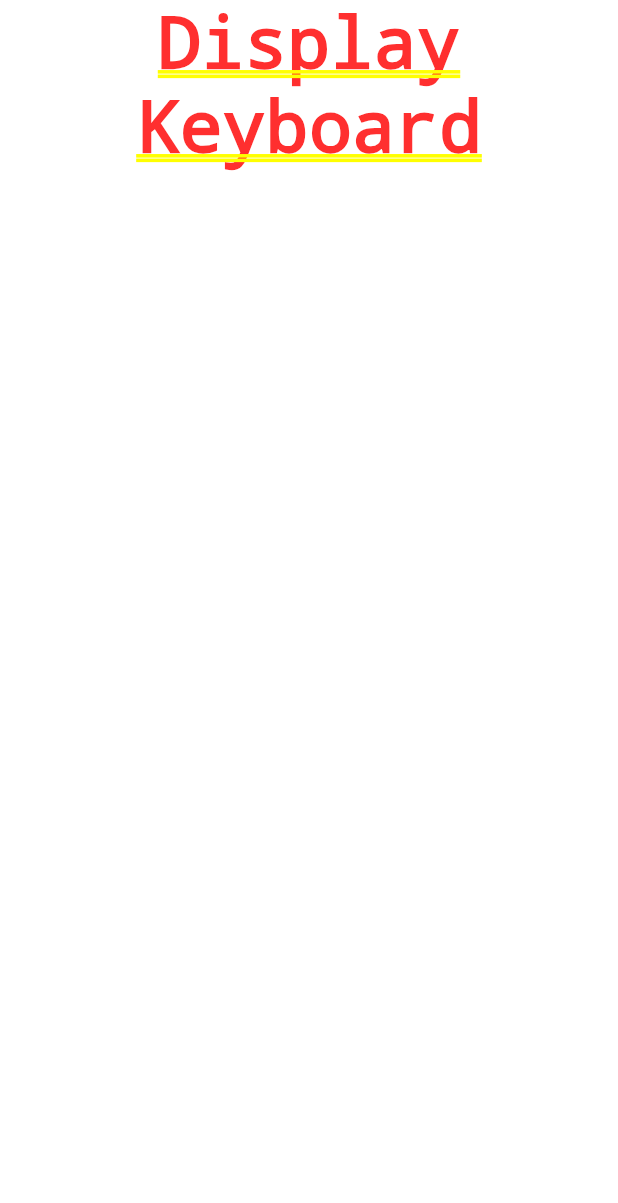
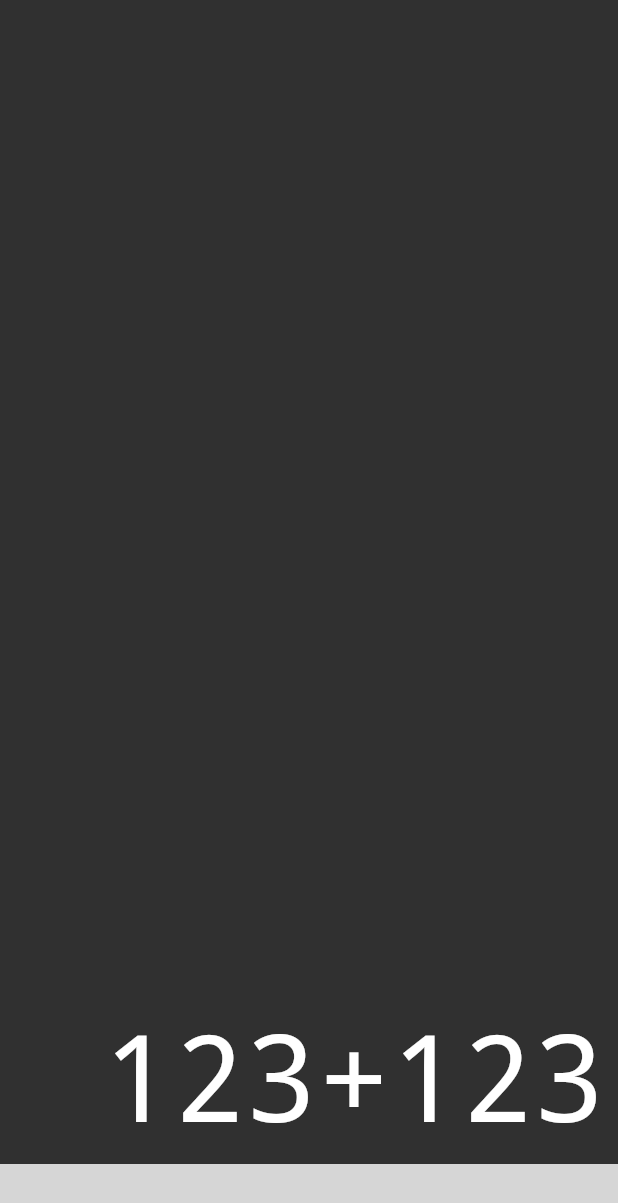
Before and after one commit to edumoreira1506/flutter-calculator, a Flutter app: the screen it shows after launch, on a phone screen of 412 x 824 dp. Shown: the top 1203 px of the screen. Run offline on Flutter 3.47's test engine with Material 2 defaults, Android fonts, the phone set to English and light mode, and no system bars; drawn by our look-alikes of auto_size_text; statements that could not run were skipped; grey boxes are pictures that could not be loaded.

Commit message:
Add style to calculator

```diff
--- /dev/null
+++ b/lib/components/display.dart
@@ -0,0 +1,41 @@
+import 'package:flutter/material.dart';
+import 'package:flutter/widgets.dart';
+import 'package:auto_size_text/auto_size_text.dart';
+
+class Display extends StatelessWidget {
+  final String text;
+
+  Display(this.text);
+
+  @override
+  Widget build(BuildContext context) {
+    return Expanded(
+      flex: 1,
+      child: Container(
+        color: Color.fromRGBO(48, 48, 48, 1),
+        child: Column(
+          mainAxisAlignment: MainAxisAlignment.end,
+          crossAxisAlignment: CrossAxisAlignment.stretch,
+          children: <Widget>[
+            Padding(
+              padding: const EdgeInsets.all(8.0),
+              child: AutoSizeText(
+                text,
+                minFontSize: 20,
+                maxFontSize: 80,
+                maxLines: 1,
+                textAlign: TextAlign.end,
+                style: TextStyle(
+                  fontWeight: FontWeight.w100,
+                  decoration: TextDecoration.none,
+                  fontSize: 80,
+                  color: Colors.white
+                )
+              )
+            ,)
+          ],
+        ),
+      ),
+    );
+  }
+}
--- a/lib/screens/calculator.dart
+++ b/lib/screens/calculator.dart
@@ -1,5 +1,7 @@
 import 'package:flutter/material.dart';
 import 'package:flutter/widgets.dart';
+import '../components/display.dart';
+import '../components/keyboard.dart';
 
 class Calculator extends StatelessWidget {
   @override
@@ -7,10 +9,10 @@ class Calculator extends StatelessWidget {
     return MaterialApp(
       home: Column(
         children: <Widget>[
-          Text('Display'),
-          Text('Keyboard'),
+          Display('123+123'),
+          KeyBoard(),
         ],
-        )
+      )
     );
   }
 }
```
Also changed, not shown: lib/components/button.dart (added, +53 -0 lines), lib/components/button_row.dart (added, +19 -0 lines), lib/components/keyboard.dart (added, +50 -0 lines), 1 other file.
